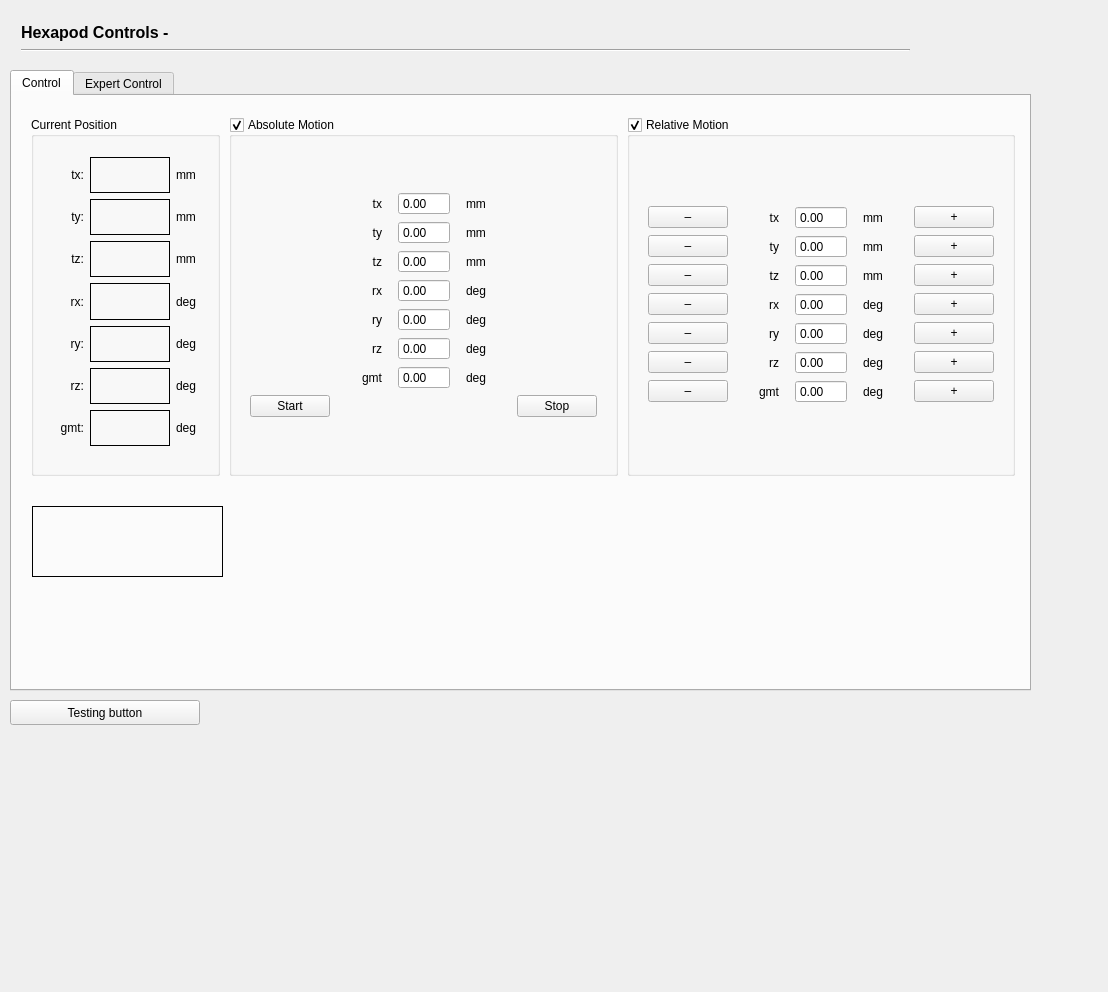
Qt form nicos_ess/estia/gui/panels/ui_files/hexapod.ui (ess-dmsc/nicos) before a commit.
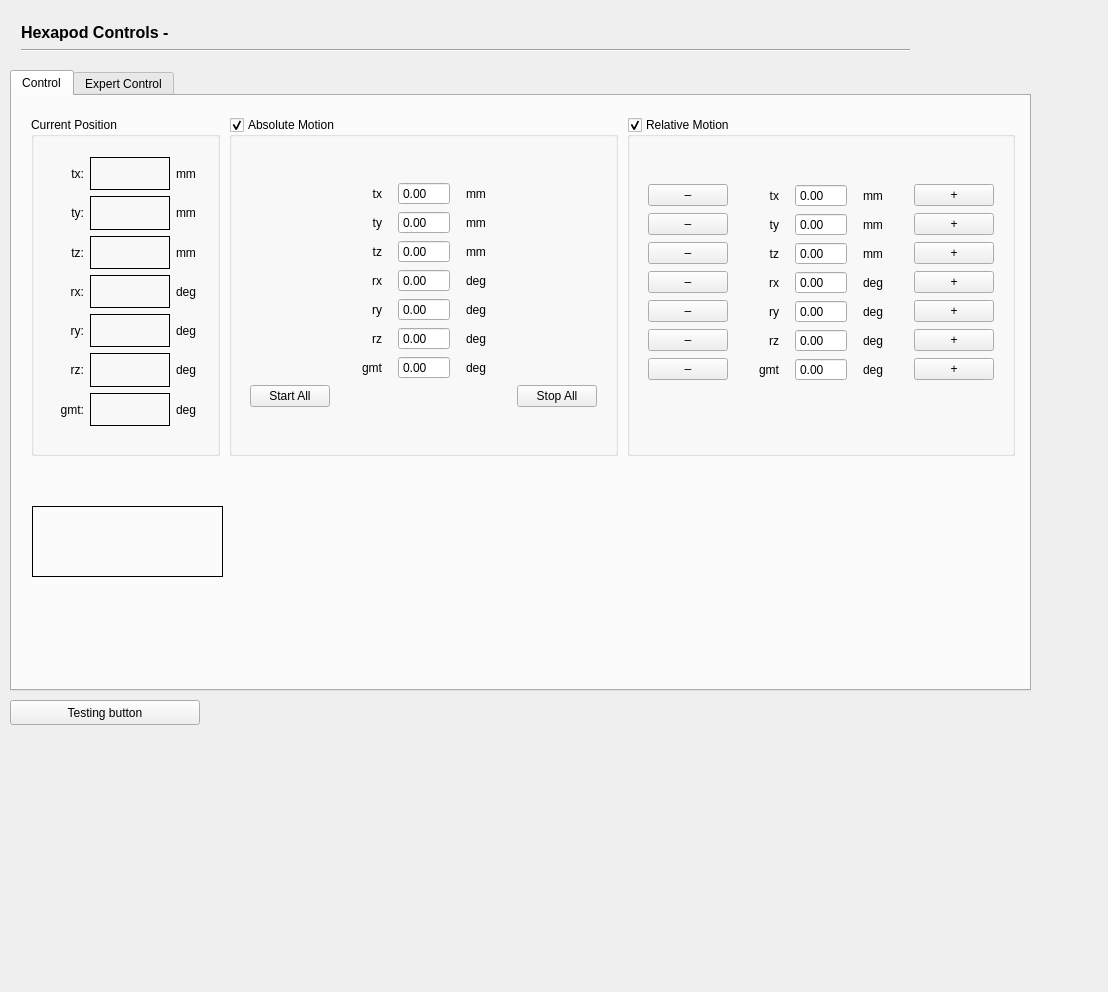
The same form after that commit.

Commit message: add initial design for relative motion in gui

The edit to the form file:
```diff
--- a/nicos_ess/estia/gui/panels/ui_files/hexapod.ui
+++ b/nicos_ess/estia/gui/panels/ui_files/hexapod.ui
@@ -95,7 +95,7 @@
        <x>10</x>
        <y>10</y>
        <width>1002</width>
-       <height>381</height>
+       <height>361</height>
       </rect>
      </property>
      <layout class="QHBoxLayout" name="hexapodControls" stretch="0,1,1">
@@ -633,7 +633,7 @@
            <item row="7" column="0">
             <widget class="QPushButton" name="butStart">
              <property name="text">
-              <string>Start</string>
+              <string>Start All</string>
              </property>
             </widget>
            </item>
@@ -710,7 +710,7 @@
            <item row="7" column="4">
             <widget class="QPushButton" name="butStop">
              <property name="text">
-              <string>Stop</string>
+              <string>Stop All</string>
              </property>
             </widget>
            </item>
@@ -791,7 +791,7 @@
           <number>6</number>
          </property>
          <item row="0" column="2">
-          <layout class="QGridLayout" name="newPosGrid_2" rowstretch="0,0,0,0,0,0,0">
+          <layout class="QGridLayout" name="newPosGrid_2" rowstretch="0,0,0,0,0,0,0,0">
            <property name="leftMargin">
             <number>9</number>
            </property>
@@ -810,93 +810,6 @@
            <property name="verticalSpacing">
             <number>6</number>
            </property>
-           <item row="0" column="1">
-            <widget class="QLabel" name="newTxLabel_2">
-             <property name="text">
-              <string>tx</string>
-             </property>
-             <property name="alignment">
-              <set>Qt::AlignRight|Qt::AlignTrailing|Qt::AlignVCenter</set>
-             </property>
-            </widget>
-           </item>
-           <item row="6" column="2">
-            <widget class="QDoubleSpinBox" name="newTab_2">
-             <property name="locale">
-              <locale language="English" country="UnitedStates"/>
-             </property>
-             <property name="buttonSymbols">
-              <enum>QAbstractSpinBox::NoButtons</enum>
-             </property>
-             <property name="decimals">
-              <number>2</number>
-             </property>
-             <property name="minimum">
-              <double>-200.000000000000000</double>
-             </property>
-             <property name="maximum">
-              <double>200.000000000000000</double>
-             </property>
-            </widget>
-           </item>
-           <item row="6" column="1">
-            <widget class="QLabel" name="newTabLabel_2">
-             <property name="minimumSize">
-              <size>
-               <width>30</width>
-               <height>0</height>
-              </size>
-             </property>
-             <property name="text">
-              <string>gmt</string>
-             </property>
-             <property name="alignment">
-              <set>Qt::AlignRight|Qt::AlignTrailing|Qt::AlignVCenter</set>
-             </property>
-            </widget>
-           </item>
-           <item row="2" column="1">
-            <widget class="QLabel" name="newTzLabel_2">
-             <property name="text">
-              <string>tz</string>
-             </property>
-             <property name="alignment">
-              <set>Qt::AlignRight|Qt::AlignTrailing|Qt::AlignVCenter</set>
-             </property>
-            </widget>
-           </item>
-           <item row="3" column="1">
-            <widget class="QLabel" name="newRxLabel_2">
-             <property name="minimumSize">
-              <size>
-               <width>30</width>
-               <height>0</height>
-              </size>
-             </property>
-             <property name="text">
-              <string>rx</string>
-             </property>
-             <property name="alignment">
-              <set>Qt::AlignRight|Qt::AlignTrailing|Qt::AlignVCenter</set>
-             </property>
-            </widget>
-           </item>
-           <item row="5" column="1">
-            <widget class="QLabel" name="newRzLabel_2">
-             <property name="minimumSize">
-              <size>
-               <width>30</width>
-               <height>0</height>
-              </size>
-             </property>
-             <property name="text">
-              <string>rz</string>
-             </property>
-             <property name="alignment">
-              <set>Qt::AlignRight|Qt::AlignTrailing|Qt::AlignVCenter</set>
-             </property>
-            </widget>
-           </item>
            <item row="3" column="2">
             <widget class="QDoubleSpinBox" name="relRx">
              <property name="locale">
@@ -916,15 +829,15 @@
              </property>
             </widget>
            </item>
-           <item row="3" column="3">
-            <widget class="QLabel" name="newRxUnit_2">
+           <item row="0" column="0">
+            <widget class="QPushButton" name="relNeg_tx">
              <property name="text">
-              <string>deg</string>
+              <string>–</string>
              </property>
             </widget>
            </item>
-           <item row="0" column="2">
-            <widget class="QDoubleSpinBox" name="relTx">
+           <item row="6" column="2">
+            <widget class="QDoubleSpinBox" name="relTab">
              <property name="locale">
               <locale language="English" country="UnitedStates"/>
              </property>
@@ -939,19 +852,6 @@
              </property>
              <property name="maximum">
               <double>200.000000000000000</double>
-             </property>
-             <property name="singleStep">
-              <double>1.000000000000000</double>
-             </property>
-             <property name="stepType">
-              <enum>QAbstractSpinBox::DefaultStepType</enum>
-             </property>
-            </widget>
-           </item>
-           <item row="4" column="3">
-            <widget class="QLabel" name="newRyUnit_2">
-             <property name="text">
-              <string>deg</string>
              </property>
             </widget>
            </item>
@@ -962,20 +862,24 @@
              </property>
             </widget>
            </item>
-           <item row="0" column="3">
-            <widget class="QLabel" name="newTxUnit_2">
+           <item row="2" column="4">
+            <widget class="QPushButton" name="relPos_tz">
              <property name="text">
-              <string>mm</string>
+              <string>+</string>
              </property>
             </widget>
            </item>
-           <item row="1" column="1">
-            <widget class="QLabel" name="newTyLabel_2">
+           <item row="1" column="0">
+            <widget class="QPushButton" name="relNeg_ty">
              <property name="text">
-              <string>ty</string>
+              <string>–</string>
              </property>
-             <property name="alignment">
-              <set>Qt::AlignRight|Qt::AlignTrailing|Qt::AlignVCenter</set>
+            </widget>
+           </item>
+           <item row="5" column="4">
+            <widget class="QPushButton" name="relPos_rz">
+             <property name="text">
+              <string>+</string>
              </property>
             </widget>
            </item>
@@ -998,10 +902,44 @@
              </property>
             </widget>
            </item>
-           <item row="1" column="3">
-            <widget class="QLabel" name="newTyUnit_2">
+           <item row="2" column="1">
+            <widget class="QLabel" name="newTzLabel_2">
              <property name="text">
-              <string>mm</string>
+              <string>tz</string>
+             </property>
+             <property name="alignment">
+              <set>Qt::AlignRight|Qt::AlignTrailing|Qt::AlignVCenter</set>
+             </property>
+            </widget>
+           </item>
+           <item row="0" column="1">
+            <widget class="QLabel" name="newTxLabel_2">
+             <property name="text">
+              <string>tx</string>
+             </property>
+             <property name="alignment">
+              <set>Qt::AlignRight|Qt::AlignTrailing|Qt::AlignVCenter</set>
+             </property>
+            </widget>
+           </item>
+           <item row="4" column="0">
+            <widget class="QPushButton" name="relNeg_ry">
+             <property name="text">
+              <string>–</string>
+             </property>
+            </widget>
+           </item>
+           <item row="3" column="3">
+            <widget class="QLabel" name="newRxUnit_2">
+             <property name="text">
+              <string>deg</string>
+             </property>
+            </widget>
+           </item>
+           <item row="6" column="4">
+            <widget class="QPushButton" name="relPos_gmt">
+             <property name="text">
+              <string>+</string>
              </property>
             </widget>
            </item>
@@ -1012,8 +950,8 @@
              </property>
             </widget>
            </item>
-           <item row="4" column="1">
-            <widget class="QLabel" name="newRyLabel_2">
+           <item row="6" column="1">
+            <widget class="QLabel" name="newTabLabel_2">
              <property name="minimumSize">
               <size>
                <width>30</width>
@@ -1021,55 +959,38 @@
               </size>
              </property>
              <property name="text">
-              <string>ry</string>
+              <string>gmt</string>
              </property>
              <property name="alignment">
               <set>Qt::AlignRight|Qt::AlignTrailing|Qt::AlignVCenter</set>
              </property>
             </widget>
            </item>
-           <item row="5" column="3">
-            <widget class="QLabel" name="newRzUnit_2">
+           <item row="4" column="4">
+            <widget class="QPushButton" name="relPos_ry">
+             <property name="text">
+              <string>+</string>
+             </property>
+            </widget>
+           </item>
+           <item row="3" column="0">
+            <widget class="QPushButton" name="relNeg_rx">
+             <property name="text">
+              <string>–</string>
+             </property>
+            </widget>
+           </item>
+           <item row="4" column="3">
+            <widget class="QLabel" name="newRyUnit_2">
              <property name="text">
               <string>deg</string>
              </property>
             </widget>
            </item>
-           <item row="5" column="2">
-            <widget class="QDoubleSpinBox" name="newRz_2">
-             <property name="locale">
-              <locale language="English" country="UnitedStates"/>
-             </property>
-             <property name="buttonSymbols">
-              <enum>QAbstractSpinBox::NoButtons</enum>
-             </property>
-             <property name="decimals">
-              <number>2</number>
-             </property>
-             <property name="minimum">
-              <double>-200.000000000000000</double>
-             </property>
-             <property name="maximum">
-              <double>200.000000000000000</double>
-             </property>
-            </widget>
-           </item>
-           <item row="2" column="2">
-            <widget class="QDoubleSpinBox" name="relTz">
-             <property name="locale">
-              <locale language="English" country="UnitedStates"/>
-             </property>
-             <property name="buttonSymbols">
-              <enum>QAbstractSpinBox::NoButtons</enum>
-             </property>
-             <property name="decimals">
-              <number>2</number>
-             </property>
-             <property name="minimum">
-              <double>-200.000000000000000</double>
-             </property>
-             <property name="maximum">
-              <double>200.000000000000000</double>
+           <item row="2" column="0">
+            <widget class="QPushButton" name="relNeg_tz">
+             <property name="text">
+              <string>–</string>
              </property>
             </widget>
            </item>
@@ -1092,71 +1013,8 @@
              </property>
             </widget>
            </item>
-           <item row="0" column="0">
-            <widget class="QPushButton" name="relNeg_tx">
-             <property name="text">
-              <string>–</string>
-             </property>
-            </widget>
-           </item>
-           <item row="0" column="4">
-            <widget class="QPushButton" name="relPos_tx">
-             <property name="text">
-              <string>+</string>
-             </property>
-            </widget>
-           </item>
-           <item row="1" column="0">
-            <widget class="QPushButton" name="relNeg_tx_2">
-             <property name="text">
-              <string>–</string>
-             </property>
-            </widget>
-           </item>
-           <item row="2" column="0">
-            <widget class="QPushButton" name="relNeg_tx_3">
-             <property name="text">
-              <string>–</string>
-             </property>
-            </widget>
-           </item>
-           <item row="3" column="0">
-            <widget class="QPushButton" name="relNeg_tx_4">
-             <property name="text">
-              <string>–</string>
-             </property>
-            </widget>
-           </item>
-           <item row="4" column="0">
-            <widget class="QPushButton" name="relNeg_tx_5">
-             <property name="text">
-              <string>–</string>
-             </property>
-            </widget>
-           </item>
-           <item row="5" column="0">
-            <widget class="QPushButton" name="relNeg_tx_6">
-             <property name="text">
-              <string>–</string>
-             </property>
-            </widget>
-           </item>
-           <item row="6" column="0">
-            <widget class="QPushButton" name="relNeg_tx_7">
-             <property name="text">
-              <string>–</string>
-             </property>
-            </widget>
-           </item>
            <item row="1" column="4">
-            <widget class="QPushButton" name="relPos_tx_2">
-             <property name="text">
-              <string>+</string>
-             </property>
-            </widget>
-           </item>
-           <item row="2" column="4">
-            <widget class="QPushButton" name="relPos_tx_3">
+            <widget class="QPushButton" name="relPos_ty">
              <property name="text">
               <string>+</string>
              </property>
@@ -1169,27 +1027,185 @@
              </property>
             </widget>
            </item>
-           <item row="4" column="4">
-            <widget class="QPushButton" name="relPos_tx_5">
+           <item row="3" column="1">
+            <widget class="QLabel" name="newRxLabel_2">
+             <property name="minimumSize">
+              <size>
+               <width>30</width>
+               <height>0</height>
+              </size>
+             </property>
              <property name="text">
-              <string>+</string>
+              <string>rx</string>
              </property>
+             <property name="alignment">
+              <set>Qt::AlignRight|Qt::AlignTrailing|Qt::AlignVCenter</set>
+             </property>
             </widget>
            </item>
-           <item row="5" column="4">
-            <widget class="QPushButton" name="relPos_tx_6">
+           <item row="1" column="3">
+            <widget class="QLabel" name="newTyUnit_2">
              <property name="text">
-              <string>+</string>
+              <string>mm</string>
              </property>
             </widget>
            </item>
-           <item row="6" column="4">
-            <widget class="QPushButton" name="relPos_tx_7">
+           <item row="0" column="2">
+            <widget class="QDoubleSpinBox" name="relTx">
+             <property name="locale">
+              <locale language="English" country="UnitedStates"/>
+             </property>
+             <property name="buttonSymbols">
+              <enum>QAbstractSpinBox::NoButtons</enum>
+             </property>
+             <property name="decimals">
+              <number>2</number>
+             </property>
+             <property name="minimum">
+              <double>-200.000000000000000</double>
+             </property>
+             <property name="maximum">
+              <double>200.000000000000000</double>
+             </property>
+             <property name="singleStep">
+              <double>1.000000000000000</double>
+             </property>
+             <property name="stepType">
+              <enum>QAbstractSpinBox::DefaultStepType</enum>
+             </property>
+            </widget>
+           </item>
+           <item row="5" column="2">
+            <widget class="QDoubleSpinBox" name="relRz">
+             <property name="locale">
+              <locale language="English" country="UnitedStates"/>
+             </property>
+             <property name="buttonSymbols">
+              <enum>QAbstractSpinBox::NoButtons</enum>
+             </property>
+             <property name="decimals">
+              <number>2</number>
+             </property>
+             <property name="minimum">
+              <double>-200.000000000000000</double>
+             </property>
+             <property name="maximum">
+              <double>200.000000000000000</double>
+             </property>
+            </widget>
+           </item>
+           <item row="4" column="1">
+            <widget class="QLabel" name="newRyLabel_2">
+             <property name="minimumSize">
+              <size>
+               <width>30</width>
+               <height>0</height>
+              </size>
+             </property>
              <property name="text">
+              <string>ry</string>
+             </property>
+             <property name="alignment">
+              <set>Qt::AlignRight|Qt::AlignTrailing|Qt::AlignVCenter</set>
+             </property>
+            </widget>
+           </item>
+           <item row="0" column="4">
+            <widget class="QPushButton" name="relPos_tx">
+             <property name="text">
               <string>+</string>
              </property>
             </widget>
            </item>
+           <item row="5" column="0">
+            <widget class="QPushButton" name="relNeg_rz">
+             <property name="text">
+              <string>–</string>
+             </property>
+            </widget>
+           </item>
+           <item row="5" column="1">
+            <widget class="QLabel" name="newRzLabel_2">
+             <property name="minimumSize">
+              <size>
+               <width>30</width>
+               <height>0</height>
+              </size>
+             </property>
+             <property name="text">
+              <string>rz</string>
+             </property>
+             <property name="alignment">
+              <set>Qt::AlignRight|Qt::AlignTrailing|Qt::AlignVCenter</set>
+             </property>
+            </widget>
+           </item>
+           <item row="0" column="3">
+            <widget class="QLabel" name="newTxUnit_2">
+             <property name="text">
+              <string>mm</string>
+             </property>
+            </widget>
+           </item>
+           <item row="6" column="0">
+            <widget class="QPushButton" name="relNeg_gmt">
+             <property name="text">
+              <string>–</string>
+             </property>
+            </widget>
+           </item>
+           <item row="5" column="3">
+            <widget class="QLabel" name="newRzUnit_2">
+             <property name="text">
+              <string>deg</string>
+             </property>
+            </widget>
+           </item>
+           <item row="2" column="2">
+            <widget class="QDoubleSpinBox" name="relTz">
+             <property name="locale">
+              <locale language="English" country="UnitedStates"/>
+             </property>
+             <property name="buttonSymbols">
+              <enum>QAbstractSpinBox::NoButtons</enum>
+             </property>
+             <property name="decimals">
+              <number>2</number>
+             </property>
+             <property name="minimum">
+              <double>-200.000000000000000</double>
+             </property>
+             <property name="maximum">
+              <double>200.000000000000000</double>
+             </property>
+            </widget>
+           </item>
+           <item row="1" column="1">
+            <widget class="QLabel" name="newTyLabel_2">
+             <property name="text">
+              <string>ty</string>
+             </property>
+             <property name="alignment">
+              <set>Qt::AlignRight|Qt::AlignTrailing|Qt::AlignVCenter</set>
+             </property>
+            </widget>
+           </item>
+           <item row="7" column="0">
+            <spacer name="verticalSpacer">
+             <property name="orientation">
+              <enum>Qt::Vertical</enum>
+             </property>
+             <property name="sizeType">
+              <enum>QSizePolicy::Fixed</enum>
+             </property>
+             <property name="sizeHint" stdset="0">
+              <size>
+               <width>20</width>
+               <height>25</height>
+              </size>
+             </property>
+            </spacer>
+           </item>
           </layout>
          </item>
         </layout>
```
Left out of the diff: 2 changed lines with no effect on the pictures. The commit also changes 1 other file.
